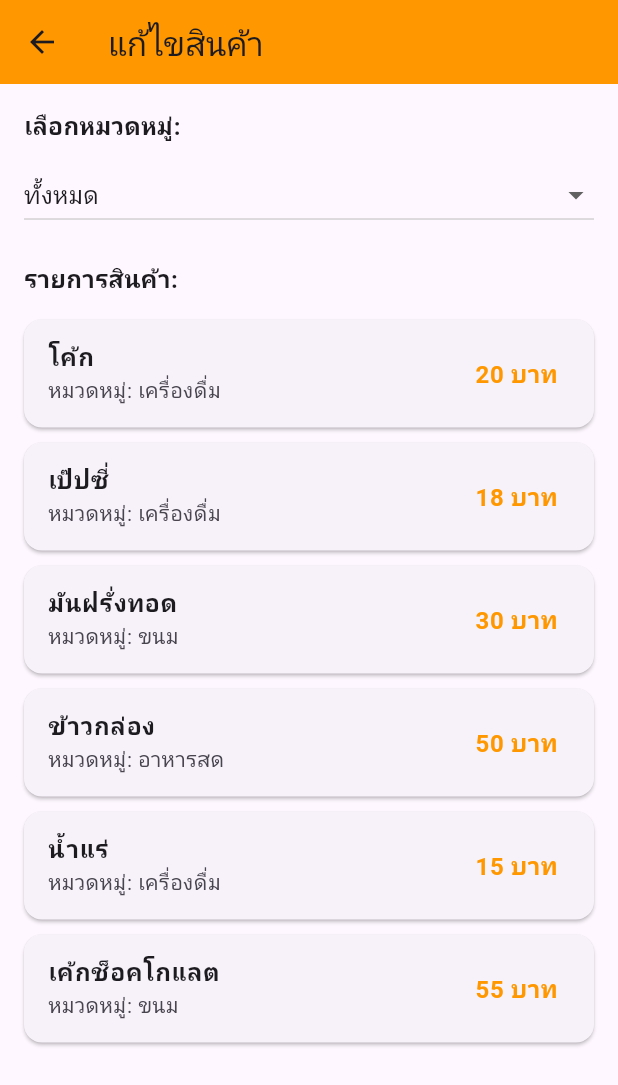
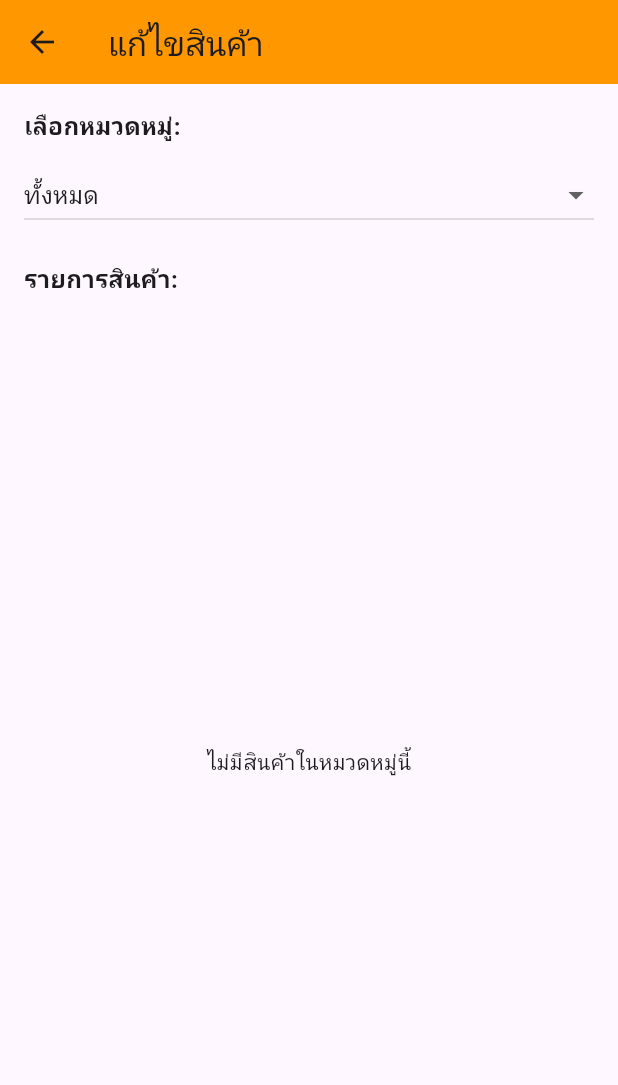
Before and after one commit to piseak02/sintaveeapp, a Flutter app: the screen it shows after launch, after a tap on "แก้ไขรายการ", on a phone screen of 412 x 824 dp. Shown: the top 1085 px of the screen. Run offline on Flutter 3.47's test engine with Material 3 defaults, Android fonts, the light colour scheme and no system bars; our stand-ins replace hive, hive_flutter; accounts and stored records are empty.

Commit message:
หน้าแก้ไขรายการสามารถดึงข้อมูลมาได้แล้ว

```diff
--- a/lib/Product/EditProduct.dart
+++ b/lib/Product/EditProduct.dart
@@ -1,4 +1,7 @@
 import 'package:flutter/material.dart';
+import 'package:hive/hive.dart';
+import '../Database/product_model.dart';
+import '../Database/category_model.dart';
 
 class EditProduct extends StatefulWidget {
   const EditProduct({super.key});
@@ -8,28 +11,43 @@ class EditProduct extends StatefulWidget {
 }
 
 class _EditProductState extends State<EditProduct> {
-  // หมวดหมู่สินค้า (ตัวอย่างข้อมูล)
-  final List<String> categories = ["ทั้งหมด", "เครื่องดื่ม", "ขนม", "อาหารสด"];
+  Box<ProductModel>? productBox;
+  Box<CategoryModel>? categoryBox;
 
-  // หมวดหมู่ที่เลือก
+  List<String> categories = ["ทั้งหมด"];
   String selectedCategory = "ทั้งหมด";
+  List<ProductModel> allProducts = [];
 
-  // รายการสินค้า (ข้อมูลปลอม)
-  final List<Map<String, dynamic>> allProducts = [
-    {"name": "โค้ก", "category": "เครื่องดื่ม", "price": 20},
-    {"name": "เป๊ปซี่", "category": "เครื่องดื่ม", "price": 18},
-    {"name": "มันฝรั่งทอด", "category": "ขนม", "price": 30},
-    {"name": "ข้าวกล่อง", "category": "อาหารสด", "price": 50},
-    {"name": "น้ำแร่", "category": "เครื่องดื่ม", "price": 15},
-    {"name": "เค้กช็อคโกแลต", "category": "ขนม", "price": 55},
+  @override
+  void initState() {
+    super.initState();
+    productBox = Hive.box<ProductModel>('products');
+    categoryBox = Hive.box<CategoryModel>('categories');
+    _loadData();
+  }
+
+  /// โหลดข้อมูลสินค้าและหมวดหมู่จาก Hive
+  void _loadData() {
+    setState(() {
+      // โหลดหมวดหมู่จาก Hive และเพิ่ม "ทั้งหมด" ไว้เป็นตัวเลือกแรก
+      categories = [
+        "ทั้งหมด",
+        ...categoryBox!.values.map((c) => c.name).toList()
       ];
+
+      // โหลดสินค้า
+      allProducts = productBox!.values.toList();
+    });
+  }
 
   @override
   Widget build(BuildContext context) {
     // กรองสินค้าโดยดูจากหมวดหมู่ที่เลือก
-    List<Map<String, dynamic>> filteredProducts = selectedCategory == "ทั้งหมด"
+    List<ProductModel> filteredProducts = selectedCategory == "ทั้งหมด"
         ? allProducts
-        : allProducts.where((product) => product["category"] == selectedCategory).toList();
+        : allProducts
+            .where((product) => product.category == selectedCategory)
+            .toList();
 
     return Scaffold(
       appBar: AppBar(
@@ -41,8 +59,9 @@ class _EditProductState extends State<EditProduct> {
         child: Column(
           crossAxisAlignment: CrossAxisAlignment.start,
           children: [
-            // Dropdown สำหรับเลือกหมวดหมู่
-            Text("เลือกหมวดหมู่:", style: TextStyle(fontSize: 16, fontWeight: FontWeight.bold)),
+            /// Dropdown สำหรับเลือกหมวดหมู่
+            Text("เลือกหมวดหมู่:",
+                style: TextStyle(fontSize: 16, fontWeight: FontWeight.bold)),
             SizedBox(height: 10),
             DropdownButton<String>(
               isExpanded: true,
@@ -61,24 +80,33 @@ class _EditProductState extends State<EditProduct> {
             ),
             SizedBox(height: 20),
 
-            // แสดงรายการสินค้า
-            Text("รายการสินค้า:", style: TextStyle(fontSize: 16, fontWeight: FontWeight.bold)),
+            /// แสดงรายการสินค้า
+            Text("รายการสินค้า:",
+                style: TextStyle(fontSize: 16, fontWeight: FontWeight.bold)),
             SizedBox(height: 10),
 
             Expanded(
-              child: ListView.builder(
+              child: filteredProducts.isEmpty
+                  ? Center(child: Text("ไม่มีสินค้าในหมวดหมู่นี้"))
+                  : ListView.builder(
                       itemCount: filteredProducts.length,
                       itemBuilder: (context, index) {
                         var product = filteredProducts[index];
                         return Card(
                           margin: EdgeInsets.symmetric(vertical: 5),
                           child: ListTile(
-                      title: Text(product["name"], style: TextStyle(fontSize: 16, fontWeight: FontWeight.w600)),
-                      subtitle: Text("หมวดหมู่: ${product["category"]}"),
-                      trailing: Text("${product["price"]} บาท", style: TextStyle(fontSize: 16, color: Colors.orange, fontWeight: FontWeight.bold)),
+                            title: Text(product.name,
+                                style: TextStyle(
+                                    fontSize: 16, fontWeight: FontWeight.w600)),
+                            subtitle: Text("หมวดหมู่: ${product.category}"),
+                            trailing: Text("${product.price} บาท",
+                                style: TextStyle(
+                                    fontSize: 16,
+                                    color: Colors.orange,
+                                    fontWeight: FontWeight.bold)),
                             onTap: () {
                               // สามารถเพิ่มโค้ดแก้ไขสินค้าเมื่อกดได้
-                        print("แก้ไข: ${product["name"]}");
+                              print("แก้ไข: ${product.name}");
                             },
                           ),
                         );
```
Lines whose indentation alone changed are shown as unchanged.
